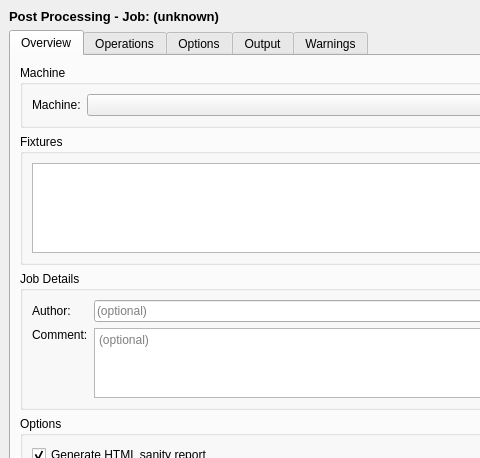
Connor9220/FreeCAD, file src/Mod/CAM/Gui/Resources/panels/DlgPostProcess.ui: the form before one commit; both pictures show x 0 to 480 and y 0 to 458 of the 740 by 660 pixel window.
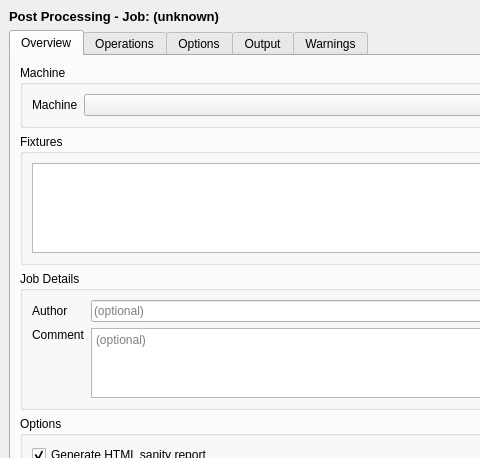
The form after the commit.

```diff
--- a/src/Mod/CAM/Gui/Resources/panels/DlgPostProcess.ui
+++ b/src/Mod/CAM/Gui/Resources/panels/DlgPostProcess.ui
@@ -52,7 +52,7 @@
           <item row="0" column="0">
            <widget class="QLabel" name="labelMachineLabel">
             <property name="text">
-             <string>Machine:</string>
+             <string>Machine</string>
             </property>
            </widget>
           </item>
@@ -106,7 +106,7 @@
           <item row="0" column="0">
            <widget class="QLabel" name="labelJobAuthorLabel">
             <property name="text">
-             <string>Author:</string>
+             <string>Author</string>
             </property>
            </widget>
           </item>
@@ -123,7 +123,7 @@
           <item row="1" column="0">
            <widget class="QLabel" name="labelCommentLabel">
             <property name="text">
-             <string>Comment:</string>
+             <string>Comment</string>
             </property>
             <property name="alignment">
              <set>Qt::AlignmentFlag::AlignLeading|Qt::AlignmentFlag::AlignLeft|Qt::AlignmentFlag::AlignTop</set>
```
Left out of the diff: 8 changed lines with no effect on the pictures.
